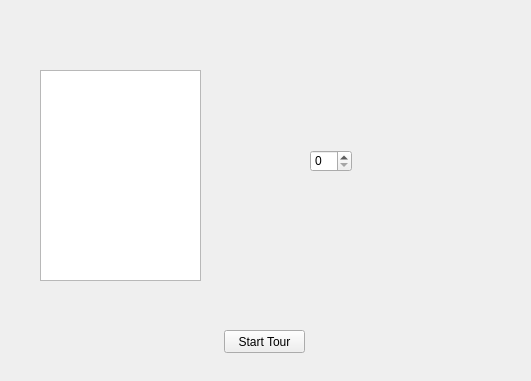
DuncanBauer/WineryTours, file shorttour.ui: the form before one commit.
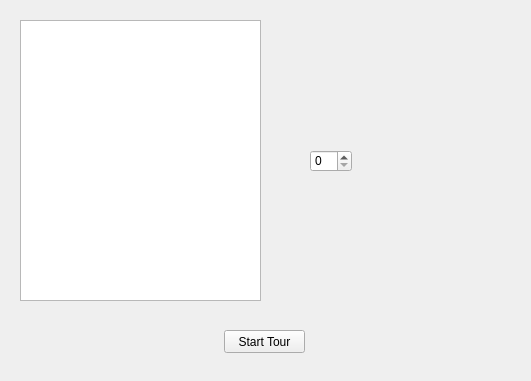
The form after the commit.

What changed in the file:
```diff
--- a/shorttour.ui
+++ b/shorttour.ui
@@ -23,16 +23,6 @@
     </rect>
    </property>
   </widget>
-  <widget class="QListWidget" name="listWidget">
-   <property name="geometry">
-    <rect>
-     <x>40</x>
-     <y>70</y>
-     <width>161</width>
-     <height>211</height>
-    </rect>
-   </property>
-  </widget>
   <widget class="QPushButton" name="pushButton">
    <property name="geometry">
     <rect>
@@ -46,6 +36,16 @@
     <string>Start Tour</string>
    </property>
   </widget>
+  <widget class="QTableWidget" name="customTable">
+   <property name="geometry">
+    <rect>
+     <x>20</x>
+     <y>20</y>
+     <width>241</width>
+     <height>281</height>
+    </rect>
+   </property>
+  </widget>
  </widget>
  <resources/>
  <connections/>
```
